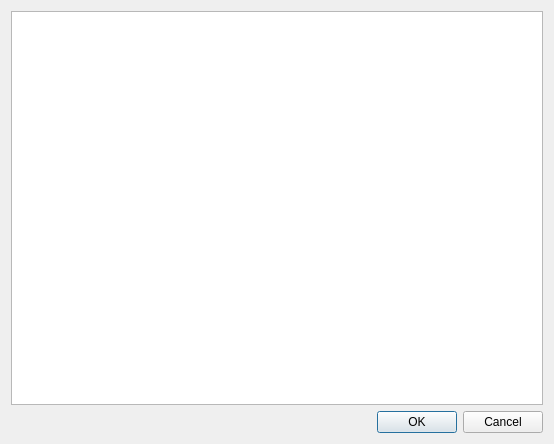
Qt form app/Client/MainWindow/forms/update_dialog.ui (deskos-xp/MyMoneyMaker) before a commit.
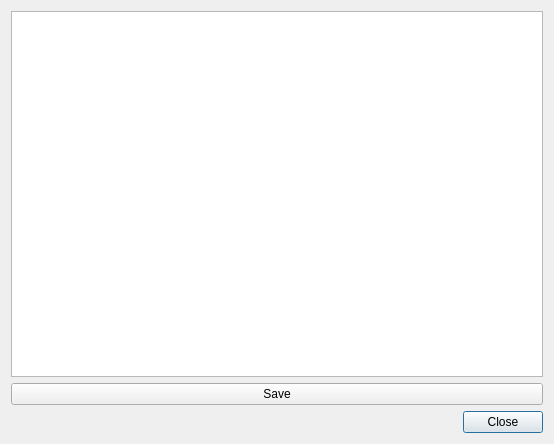
The same form after that commit.

```diff
--- a/app/Client/MainWindow/forms/update_dialog.ui
+++ b/app/Client/MainWindow/forms/update_dialog.ui
@@ -21,7 +21,7 @@
      </property>
     </widget>
    </item>
-   <item row="1" column="0">
+   <item row="2" column="0">
     <widget class="QDialogButtonBox" name="confirm">
      <property name="toolTip">
       <string>accept/deny the changes</string>
@@ -30,7 +30,14 @@
       <enum>Qt::Horizontal</enum>
      </property>
      <property name="standardButtons">
-      <set>QDialogButtonBox::Cancel|QDialogButtonBox::Ok</set>
+      <set>QDialogButtonBox::Close</set>
+     </property>
+    </widget>
+   </item>
+   <item row="1" column="0">
+    <widget class="QPushButton" name="save">
+     <property name="text">
+      <string>Save</string>
      </property>
     </widget>
    </item>
```
